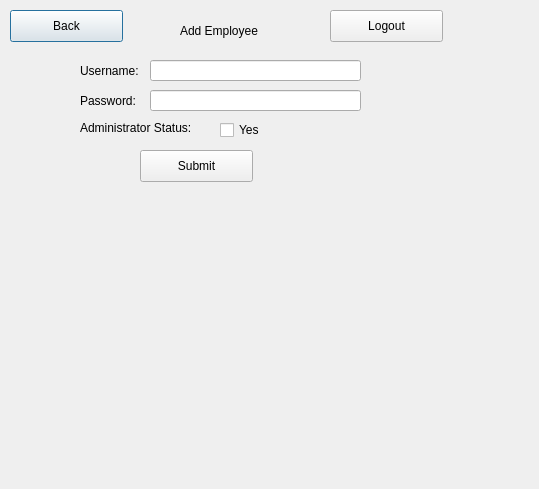
First picture: the form in addemployee.ui, repository Tligtvoet/goat-bulk, before the edit.
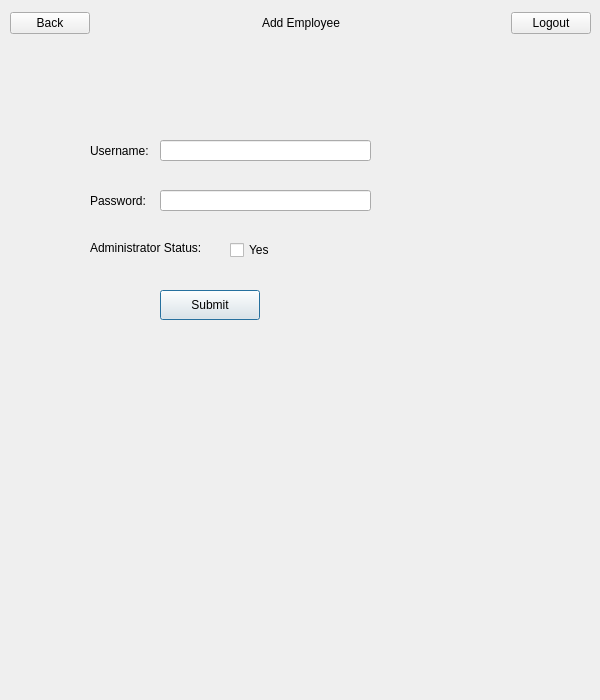
Second picture: the form after the edit.

```diff
--- a/addemployee.ui
+++ b/addemployee.ui
@@ -6,18 +6,30 @@
    <rect>
     <x>0</x>
     <y>0</y>
-    <width>539</width>
-    <height>489</height>
+    <width>600</width>
+    <height>700</height>
    </rect>
   </property>
+  <property name="minimumSize">
+   <size>
+    <width>600</width>
+    <height>700</height>
+   </size>
+  </property>
+  <property name="maximumSize">
+   <size>
+    <width>600</width>
+    <height>700</height>
+   </size>
+  </property>
   <property name="windowTitle">
    <string>Dialog</string>
   </property>
   <widget class="QLabel" name="username">
    <property name="geometry">
     <rect>
-     <x>80</x>
-     <y>60</y>
+     <x>90</x>
+     <y>140</y>
      <width>81</width>
      <height>21</height>
     </rect>
@@ -29,8 +41,8 @@
   <widget class="QLabel" name="password">
    <property name="geometry">
     <rect>
-     <x>80</x>
-     <y>90</y>
+     <x>90</x>
+     <y>190</y>
      <width>71</width>
      <height>21</height>
     </rect>
@@ -42,8 +54,8 @@
   <widget class="QLineEdit" name="lineEdit_username">
    <property name="geometry">
     <rect>
-     <x>150</x>
-     <y>60</y>
+     <x>160</x>
+     <y>140</y>
      <width>211</width>
      <height>21</height>
     </rect>
@@ -52,8 +64,8 @@
   <widget class="QLineEdit" name="lineEdit_password">
    <property name="geometry">
     <rect>
-     <x>150</x>
-     <y>90</y>
+     <x>160</x>
+     <y>190</y>
      <width>211</width>
      <height>21</height>
     </rect>
@@ -62,8 +74,8 @@
   <widget class="QLabel" name="adminstatus">
    <property name="geometry">
     <rect>
-     <x>80</x>
-     <y>120</y>
+     <x>90</x>
+     <y>240</y>
      <width>131</width>
      <height>16</height>
     </rect>
@@ -72,63 +84,24 @@
     <string>Administrator Status:</string>
    </property>
   </widget>
-  <widget class="QLabel" name="addmemberlogo">
-   <property name="geometry">
-    <rect>
-     <x>180</x>
-     <y>20</y>
-     <width>91</width>
-     <height>21</height>
-    </rect>
-   </property>
-   <property name="text">
-    <string>Add Employee</string>
-   </property>
-  </widget>
-  <widget class="QPushButton" name="back_button">
-   <property name="geometry">
-    <rect>
-     <x>10</x>
-     <y>10</y>
-     <width>113</width>
-     <height>32</height>
-    </rect>
-   </property>
-   <property name="text">
-    <string>Back</string>
-   </property>
-  </widget>
   <widget class="QPushButton" name="button_submit">
    <property name="geometry">
     <rect>
-     <x>140</x>
-     <y>150</y>
-     <width>113</width>
-     <height>32</height>
+     <x>160</x>
+     <y>290</y>
+     <width>100</width>
+     <height>30</height>
     </rect>
    </property>
    <property name="text">
     <string>Submit</string>
    </property>
   </widget>
-  <widget class="QPushButton" name="logout_button">
-   <property name="geometry">
-    <rect>
-     <x>330</x>
-     <y>10</y>
-     <width>113</width>
-     <height>32</height>
-    </rect>
-   </property>
-   <property name="text">
-    <string>Logout</string>
-   </property>
-  </widget>
   <widget class="QCheckBox" name="adminyes">
    <property name="geometry">
     <rect>
-     <x>220</x>
-     <y>120</y>
+     <x>230</x>
+     <y>240</y>
      <width>87</width>
      <height>20</height>
     </rect>
@@ -137,6 +110,65 @@
     <string>Yes</string>
    </property>
   </widget>
+  <widget class="QWidget" name="">
+   <property name="geometry">
+    <rect>
+     <x>10</x>
+     <y>10</y>
+     <width>581</width>
+     <height>26</height>
+    </rect>
+   </property>
+   <layout class="QHBoxLayout" name="horizontalLayout">
+    <item>
+     <widget class="QPushButton" name="back_button">
+      <property name="text">
+       <string>Back</string>
+      </property>
+     </widget>
+    </item>
+    <item>
+     <spacer name="horizontalSpacer">
+      <property name="orientation">
+       <enum>Qt::Horizontal</enum>
+      </property>
+      <property name="sizeHint" stdset="0">
+       <size>
+        <width>40</width>
+        <height>20</height>
+       </size>
+      </property>
+     </spacer>
+    </item>
+    <item>
+     <widget class="QLabel" name="addmemberlogo">
+      <property name="text">
+       <string>Add Employee</string>
+      </property>
+     </widget>
+    </item>
+    <item>
+     <spacer name="horizontalSpacer_2">
+      <property name="orientation">
+       <enum>Qt::Horizontal</enum>
+      </property>
+      <property name="sizeHint" stdset="0">
+       <size>
+        <width>40</width>
+        <height>20</height>
+       </size>
+      </property>
+     </spacer>
+    </item>
+    <item>
+     <widget class="QPushButton" name="logout_button">
+      <property name="text">
+       <string>Logout</string>
+      </property>
+     </widget>
+    </item>
+   </layout>
+  </widget>
  </widget>
  <resources/>
  <connections/>
```
